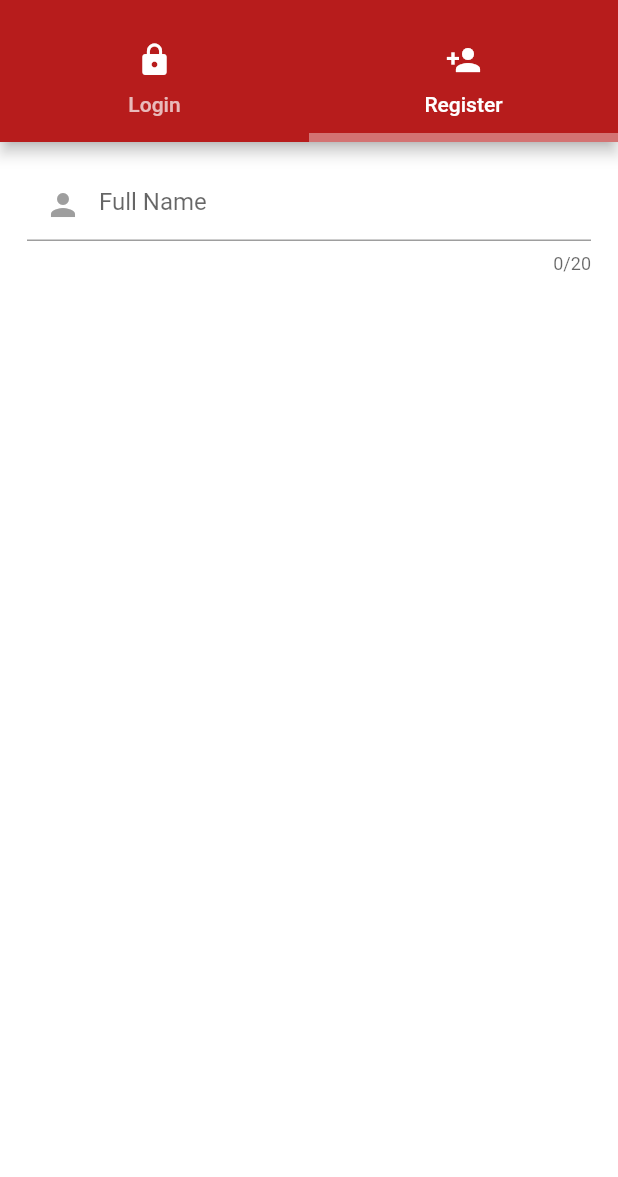
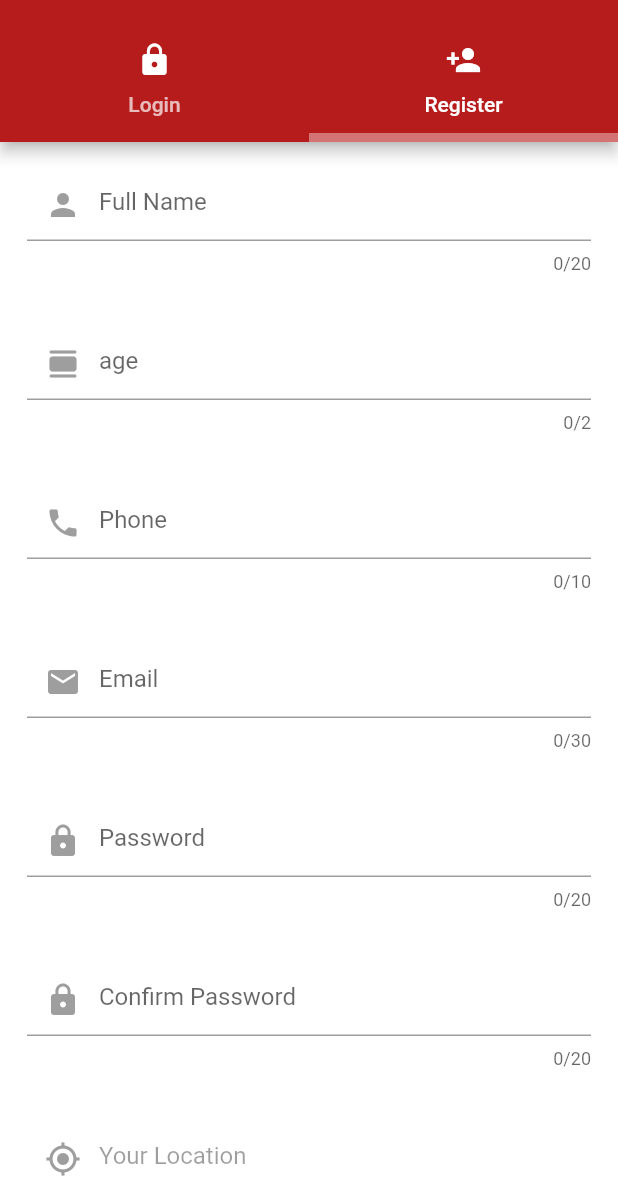
Before and after one commit to TinuBose/blood_link, a Flutter app: the screen it shows after launch, tab 2 chosen, on a phone screen of 412 x 824 dp, the part 59-1236 px from its top. Run offline on Flutter 3.47's test engine with Material 2 defaults, Android fonts, the phone set to English and light mode, and no system bars.

Commit message:
created register page forms without blood type

```diff
--- a/lib/authentication/register.dart
+++ b/lib/authentication/register.dart
@@ -11,12 +11,13 @@ class RegisterScreen extends StatefulWidget {
 class _RegisterScreenState extends State<RegisterScreen> {
   final GlobalKey<FormState> _formkey = GlobalKey<FormState>();
   TextEditingController nameController = TextEditingController();
+  TextEditingController ageController = TextEditingController();
+  TextEditingController phoneController = TextEditingController();
+
   TextEditingController emailController = TextEditingController();
   TextEditingController passwordController = TextEditingController();
   TextEditingController confirmPasswordController = TextEditingController();
-  TextEditingController bloodGroupController = TextEditingController();
-  TextEditingController phoneController = TextEditingController();
-  TextEditingController addressController = TextEditingController();
+
   TextEditingController locationController = TextEditingController();
 
   @override
@@ -33,12 +34,90 @@ class _RegisterScreenState extends State<RegisterScreen> {
                   data: Icons.person,
                   controller: nameController,
                   hintText: "Full Name",
+                  isObscre: false,
+                  maxlength: 20,
+                  textInputType: TextInputType.name,
+                ),
+                CustomTextField(
+                  data: Icons.calendar_view_day_rounded,
+                  controller: ageController,
+                  hintText: "age",
+                  isObscre: false,
+                  maxlength: 2,
+                  textInputType: TextInputType.number,
+                ),
+                CustomTextField(
+                  data: Icons.phone,
+                  controller: phoneController,
+                  hintText: "Phone",
+                  isObscre: false,
+                  maxlength: 10,
+                  textInputType: TextInputType.phone,
+                ),
+                CustomTextField(
+                  data: Icons.email,
+                  controller: emailController,
+                  hintText: "Email",
+                  isObscre: false,
+                  maxlength: 30,
+                ),
+                CustomTextField(
+                  data: Icons.lock,
+                  controller: passwordController,
+                  hintText: "Password",
                   isObscre: true,
                   maxlength: 20,
-                )
+                ),
+                CustomTextField(
+                  data: Icons.lock,
+                  controller: confirmPasswordController,
+                  hintText: "Confirm Password",
+                  isObscre: true,
+                  maxlength: 20,
+                ),
+                CustomTextField(
+                  data: Icons.my_location,
+                  controller: locationController,
+                  hintText: "Your Location",
+                  isObscre: false,
+                  enabled: false,
+                ),
+                Container(
+                  width: 200,
+                  height: 40,
+                  alignment: Alignment.center,
+                  child: ElevatedButton.icon(
+                    onPressed: () => print("ur location"),
+                    icon: const Icon(
+                      Icons.location_on,
+                      color: Colors.white,
+                    ),
+                    label: const Text("Access My Location"),
+                    style: ElevatedButton.styleFrom(
+                      primary: Colors.red,
+                    ),
+                  ),
+                ),
               ],
             ),
-          )
+          ),
+          const SizedBox(
+            height: 30,
+          ),
+          ElevatedButton(
+            onPressed: () => print("Registered"),
+            style: ElevatedButton.styleFrom(
+              primary: Colors.red[900],
+            ),
+            child: const Text(
+              "Register",
+              style:
+                  TextStyle(color: Colors.white, fontWeight: FontWeight.bold),
+            ),
+          ),
+          const SizedBox(
+            height: 10,
+          ),
         ],
       ),
     );
--- a/lib/widgets/custom_text_field.dart
+++ b/lib/widgets/custom_text_field.dart
@@ -7,6 +7,7 @@ class CustomTextField extends StatelessWidget {
   final int? maxlength;
   bool? isObscre = true;
   bool? enabled = true;
+  final TextInputType? textInputType;
 
   CustomTextField(
       {this.controller,
@@ -14,7 +15,8 @@ class CustomTextField extends StatelessWidget {
       this.hintText,
       this.isObscre,
       this.enabled,
-      this.maxlength});
+      this.maxlength,
+      this.textInputType});
 
   @override
   Widget build(BuildContext context) {
@@ -30,6 +32,7 @@ class CustomTextField extends StatelessWidget {
         controller: controller,
         obscureText: isObscre!,
         maxLength: maxlength,
+        keyboardType: textInputType,
         cursorColor: Theme.of(context).primaryColor,
         decoration: InputDecoration(
           prefixIcon: Icon(
```
Also changed, not shown: lib/widgets/custom_dropdown_field.dart (added, +42 -0 lines).
